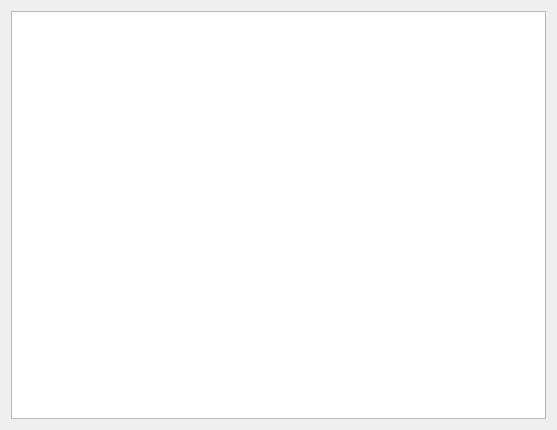
Before: the Qt Designer form callstackwindow.ui in mshroyer/towerofhanoi, drawn with Qt 5.
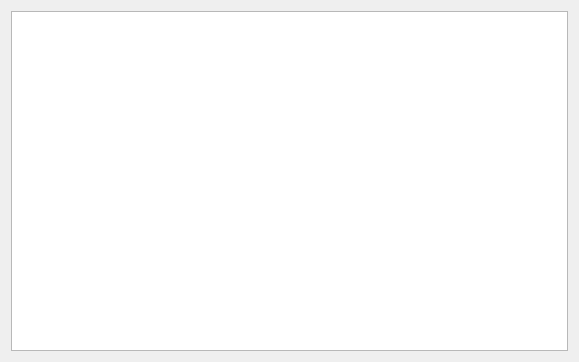
After: the same form once the commit is applied.

Commit message:
Tweak monospace font on Linux
Also adjusts the call stack window size

```diff
--- a/callstackwindow.ui
+++ b/callstackwindow.ui
@@ -6,8 +6,8 @@
    <rect>
     <x>0</x>
     <y>0</y>
-    <width>557</width>
-    <height>430</height>
+    <width>579</width>
+    <height>362</height>
    </rect>
   </property>
   <property name="windowTitle">
```
The commit also changes 1 other file.
